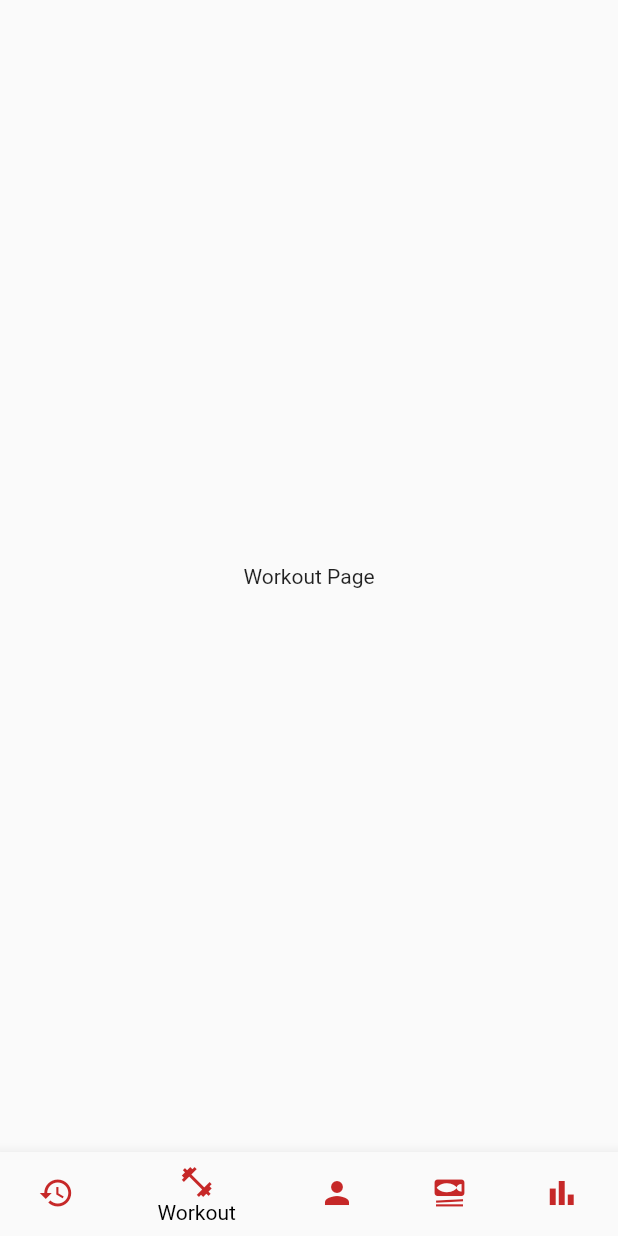
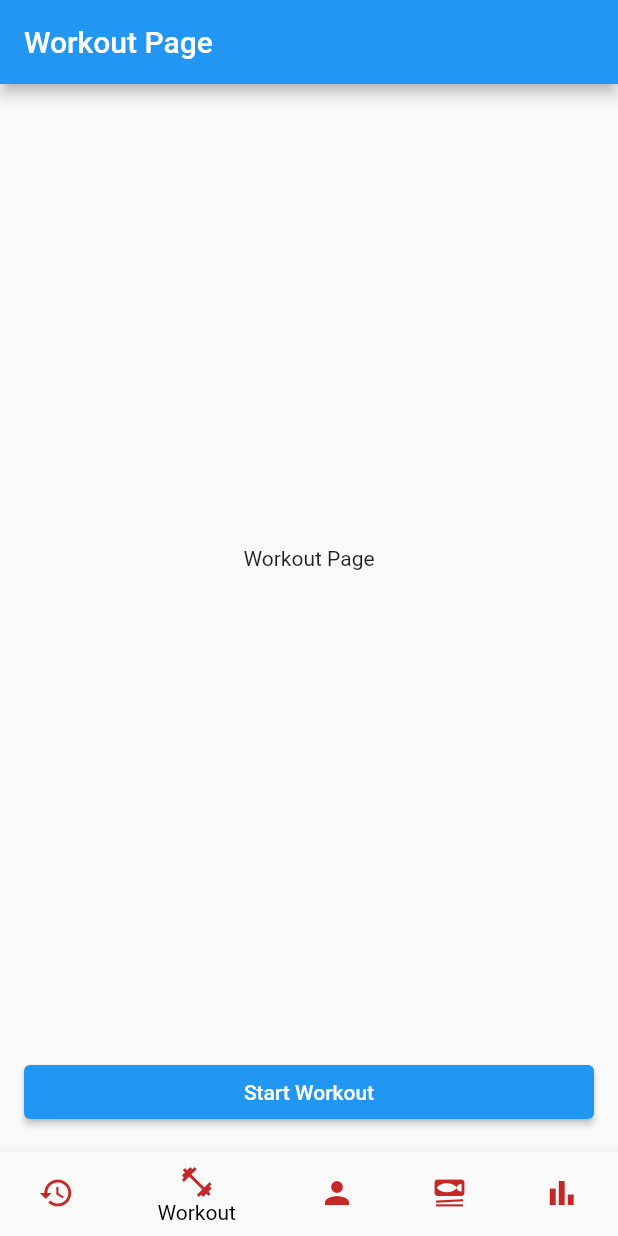
Before and after one commit to FrederikvSvane/FitMate, a Flutter app: the screen it shows after launch, item 2 of the bottom bar chosen, on a phone screen of 412 x 824 dp. Run offline on Flutter 3.47's test engine with Material 2 defaults, Android fonts, the phone set to English and light mode, and no system bars; missing offline and left inert: simple_barcode_scanner.

Commit message:
Button added

```diff
--- a/lib/pages/workout.dart
+++ b/lib/pages/workout.dart
@@ -3,8 +3,29 @@ import 'package:flutter/material.dart';
 class Workout extends StatelessWidget {
   @override
   Widget build(BuildContext context) {
-    return Center(
-      child: Text("Workout Page"),
+    return Scaffold(
+      appBar: AppBar(
+        title: Text('Workout Page'),
+      ),
+      body: Column(
+        children: [
+          Expanded(
+            child: Center(
+              child: Text("Workout Page"),
+            ),
+          ),
+          Container(
+            width: double.infinity,
+            padding: EdgeInsets.all(16.0),
+            child: ElevatedButton(
+              onPressed: () {
+                // Button click logic goes here
+              },
+              child: Text('Start Workout'),
+            ),
+          ),
+        ],
+      ),
     );
   }
 }
```
